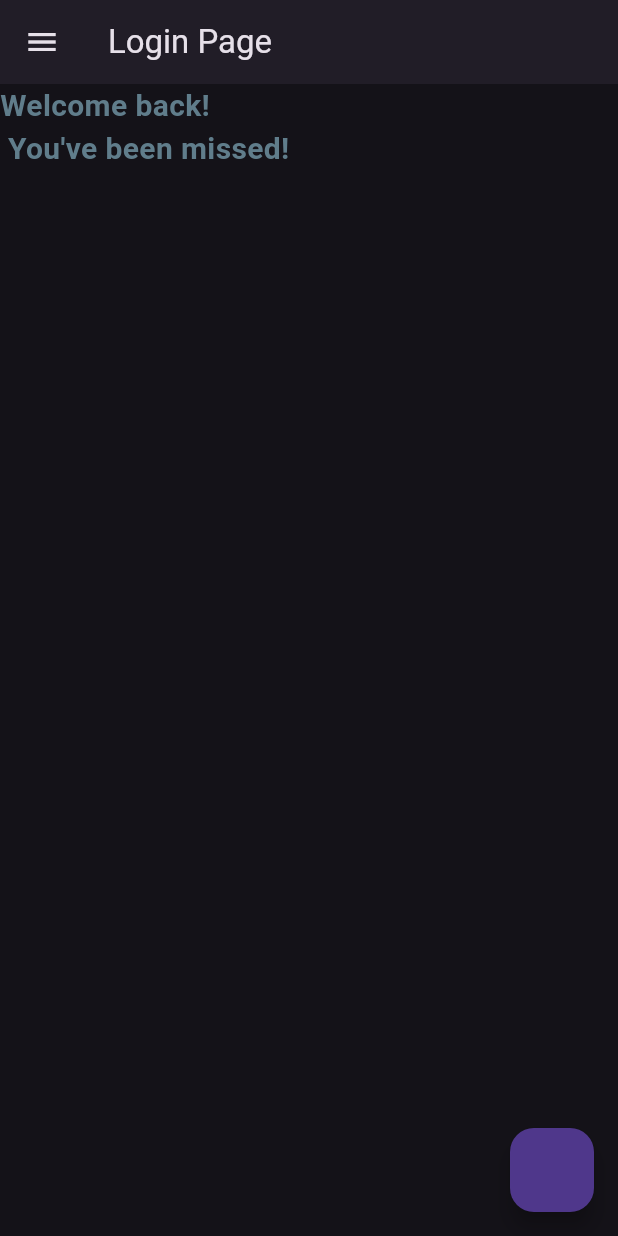
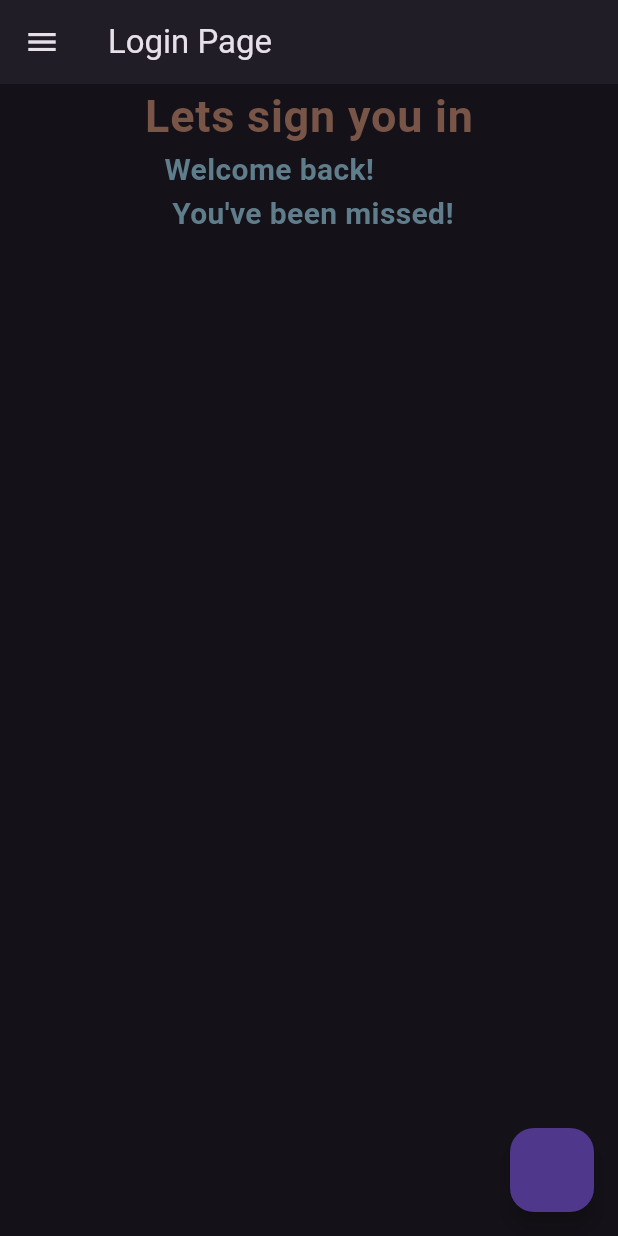
Before and after one commit to otondi-willis/flutter_lessons, a Flutter app: the LoginPage screen opened directly, on a phone screen of 412 x 824 dp. Run offline on Flutter 3.47's test engine with Material 3 defaults, Android fonts, the phone set to English and light mode, and no system bars.

Commit message:
use of column to include the two text widgets

```diff
--- a/lib/flutter_drills/login_page.dart
+++ b/lib/flutter_drills/login_page.dart
@@ -15,18 +15,25 @@ class LoginPage extends StatelessWidget {
             print("Button clicked");
           },
         ),
-      // body: Text('Lets sign you in',
-      // style: TextStyle(
-      //   fontSize: 30,
-      //   color: Colors.brown,
-      //   fontWeight: FontWeight.bold,
-      //   letterSpacing: 0.5),),
-      body: Text('Welcome back! \n You\'ve been missed!',
+
+      body: Column(
+        children: [
+          Text('Lets sign you in',
       style: TextStyle(
+        fontSize: 30,
+        color: Colors.brown,
         fontWeight: FontWeight.bold,
-        fontSize: 20,
-        color: Colors.blueGrey),
-        ),
+        letterSpacing: 0.5),),
+          Center(
+            child: Text('Welcome back! \n You\'ve been missed!',
+            style: TextStyle(
+              fontWeight: FontWeight.bold,
+              fontSize: 20,
+              color: Colors.blueGrey),
+              ),
+          ),
+        ],
+      ),
     );
   }
 }
```
